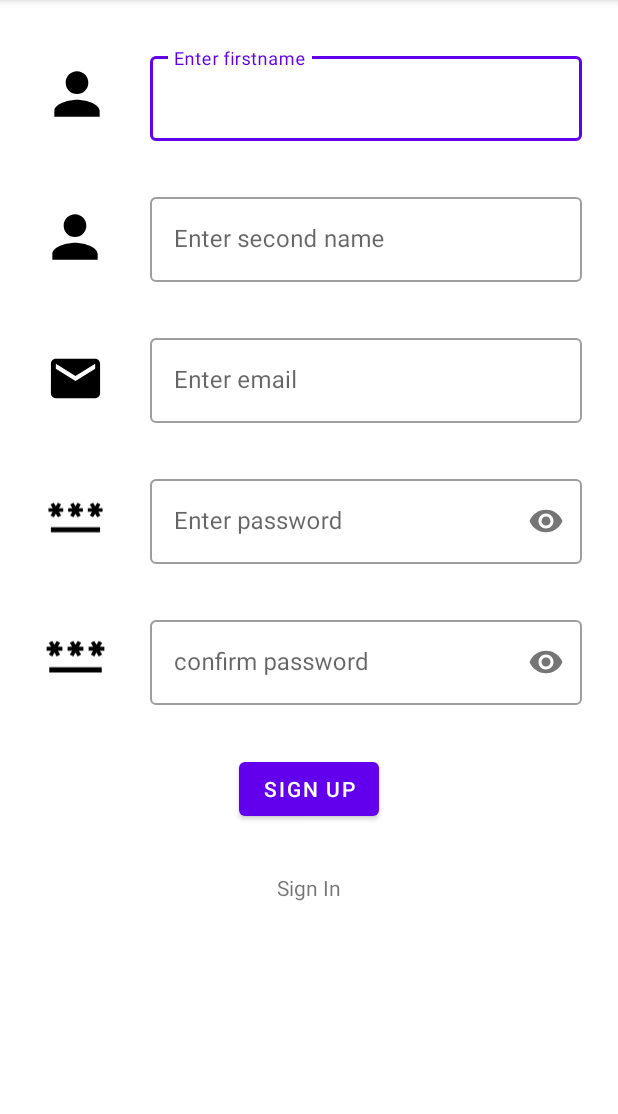
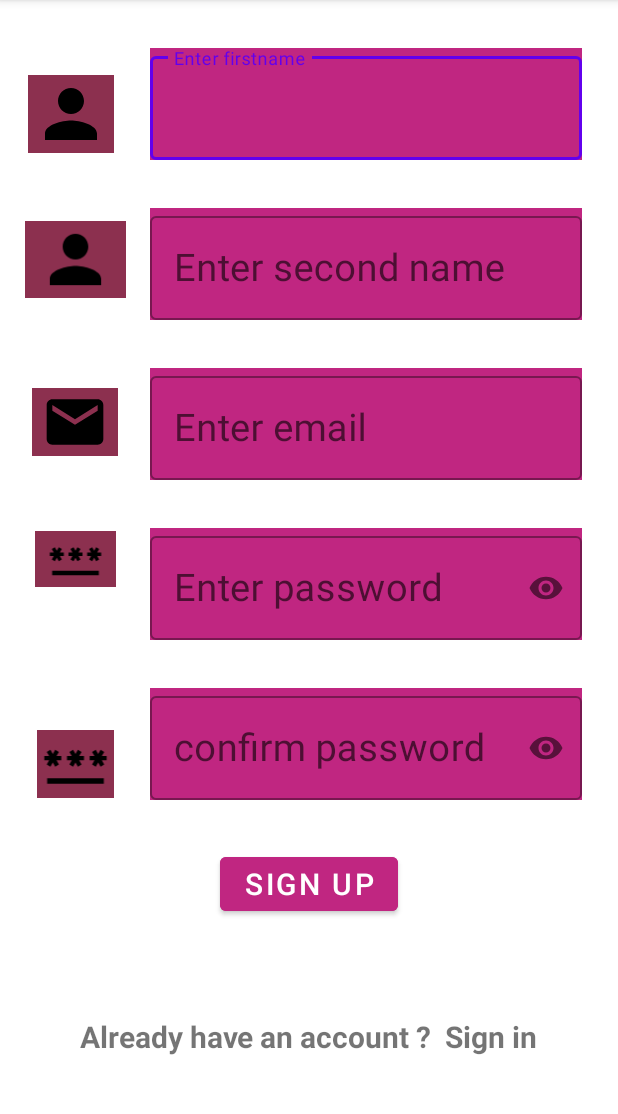
Before and after one commit to phelisia/workoutlogin, an Android app: the SignupActivity screen opened directly, with no data from a screen before it, on a phone screen of 412 x 824 dp, the part 84-1198 px from its top. Run offline under Robolectric (Android 15) with nearby library versions, the phone set to English and light mode, and no system bars.

Commit message:
changed  background

```diff
--- a/app/src/main/res/layout/activity_signup.xml
+++ b/app/src/main/res/layout/activity_signup.xml
@@ -4,6 +4,7 @@
     xmlns:tools="http://schemas.android.com/tools"
     android:layout_width="match_parent"
     android:layout_height="match_parent"
+    android:background="#FFFFFF"
     tools:context=".SignupActivity">
 
     <com.google.android.material.textfield.TextInputLayout
@@ -14,6 +15,7 @@
         android:layout_marginStart="100dp"
         android:layout_marginTop="32dp"
         android:layout_marginEnd="24dp"
+        android:background="#C02681"
         app:layout_constraintEnd_toEndOf="parent"
         app:layout_constraintStart_toStartOf="parent"
         app:layout_constraintTop_toTopOf="parent">
@@ -22,8 +24,12 @@
             android:id="@+id/etFirstname"
             android:layout_width="match_parent"
             android:layout_height="wrap_content"
+            android:elegantTextHeight="false"
             android:hint="@string/enter_firstname"
-            android:inputType="text" />
+            android:inputType="text"
+            android:textColor="#EDE1E1"
+            android:textSize="25sp"
+            android:textStyle="normal" />
     </com.google.android.material.textfield.TextInputLayout>
 
     <com.google.android.material.textfield.TextInputLayout
@@ -34,6 +40,7 @@
         android:layout_marginStart="100dp"
         android:layout_marginTop="32dp"
         android:layout_marginEnd="24dp"
+        android:background="#C02681"
         app:layout_constraintEnd_toEndOf="parent"
         app:layout_constraintStart_toStartOf="parent"
         app:layout_constraintTop_toBottomOf="@+id/tilFirstname">
@@ -43,7 +50,8 @@
             android:layout_width="match_parent"
             android:layout_height="wrap_content"
             android:hint="@string/enter_second_namee"
-            android:inputType="text" />
+            android:inputType="text"
+            android:textSize="25sp" />
     </com.google.android.material.textfield.TextInputLayout>
 
     <com.google.android.material.textfield.TextInputLayout
@@ -54,6 +62,7 @@
         android:layout_marginStart="100dp"
         android:layout_marginTop="32dp"
         android:layout_marginEnd="24dp"
+        android:background="#C02681"
         app:layout_constraintEnd_toEndOf="parent"
         app:layout_constraintStart_toStartOf="parent"
         app:layout_constraintTop_toBottomOf="@+id/tilSecondname"
@@ -65,6 +74,7 @@
             android:layout_height="wrap_content"
             android:hint="@string/enter_emaill"
             android:inputType="text"
+            android:textSize="25sp"
             app:textInputLayoutFocusedRectEnabled="false" />
     </com.google.android.material.textfield.TextInputLayout>
 
@@ -76,6 +86,7 @@
         android:layout_marginStart="100dp"
         android:layout_marginTop="32dp"
         android:layout_marginEnd="24dp"
+        android:background="#C02681"
         app:layout_constraintEnd_toEndOf="parent"
         app:layout_constraintStart_toStartOf="parent"
         app:layout_constraintTop_toBottomOf="@+id/tilEmail"
@@ -86,7 +97,8 @@
             android:layout_width="match_parent"
             android:layout_height="wrap_content"
             android:hint="@string/enter_passwordd"
-            android:inputType="textPassword" />
+            android:inputType="textPassword"
+            android:textSize="25sp" />
     </com.google.android.material.textfield.TextInputLayout>
 
     <com.google.android.material.textfield.TextInputLayout
@@ -97,6 +109,7 @@
         android:layout_marginStart="100dp"
         android:layout_marginTop="32dp"
         android:layout_marginEnd="24dp"
+        android:background="#C02681"
         app:layout_constraintEnd_toEndOf="parent"
         app:layout_constraintStart_toStartOf="parent"
         app:layout_constraintTop_toBottomOf="@+id/tilPassword"
@@ -107,7 +120,8 @@
             android:layout_width="match_parent"
             android:layout_height="wrap_content"
             android:hint="@string/confirm_password"
-            android:inputType="textPassword" />
+            android:inputType="textPassword"
+            android:textSize="25sp" />
     </com.google.android.material.textfield.TextInputLayout>
 
     <Button
@@ -117,7 +131,9 @@
         android:layout_marginStart="24dp"
         android:layout_marginTop="32dp"
         android:layout_marginEnd="24dp"
+        android:backgroundTint="#C02681"
         android:text="Sign Up"
+        android:textSize="20sp"
         app:layout_constraintEnd_toEndOf="parent"
         app:layout_constraintStart_toStartOf="parent"
         app:layout_constraintTop_toBottomOf="@+id/tilConfirmpassword" />
@@ -129,20 +145,23 @@
         android:layout_marginStart="24dp"
         android:layout_marginTop="32dp"
         android:layout_marginEnd="24dp"
-        android:text="Sign In"
+        android:layout_marginBottom="32dp"
+        android:text="Already have an account ?  Sign in"
+        android:textSize="20sp"
+        android:textStyle="bold"
+        app:layout_constraintBottom_toBottomOf="parent"
         app:layout_constraintEnd_toEndOf="parent"
         app:layout_constraintStart_toStartOf="parent"
         app:layout_constraintTop_toBottomOf="@+id/btnSignup" />
 
     <ImageView
         android:id="@+id/imageView"
-        android:layout_width="49dp"
-        android:layout_height="45dp"
+        android:layout_width="57dp"
+        android:layout_height="52dp"
         android:layout_marginStart="24dp"
-        android:layout_marginTop="40dp"
+        android:layout_marginTop="50dp"
         android:layout_marginEnd="24dp"
-        android:layout_marginBottom="32dp"
-        app:layout_constraintBottom_toTopOf="@+id/imageView2"
+        android:background="#8C304F"
         app:layout_constraintEnd_toStartOf="@+id/tilFirstname"
         app:layout_constraintHorizontal_bias="1.0"
         app:layout_constraintStart_toStartOf="parent"
@@ -151,11 +170,14 @@
 
     <ImageView
         android:id="@+id/imageView2"
-        android:layout_width="57dp"
-        android:layout_height="45dp"
+        android:layout_width="67dp"
+        android:layout_height="51dp"
         android:layout_marginStart="24dp"
-        android:layout_marginTop="50dp"
+        android:layout_marginTop="45dp"
         android:layout_marginEnd="24dp"
+        android:layout_marginBottom="40dp"
+        android:background="#8C304F"
+        app:layout_constraintBottom_toTopOf="@+id/imageView3"
         app:layout_constraintEnd_toStartOf="@+id/tilSecondname"
         app:layout_constraintStart_toStartOf="parent"
         app:layout_constraintTop_toBottomOf="@+id/imageView"
@@ -163,11 +185,12 @@
 
     <ImageView
         android:id="@+id/imageView3"
-        android:layout_width="39dp"
-        android:layout_height="43dp"
+        android:layout_width="57dp"
+        android:layout_height="45dp"
         android:layout_marginStart="24dp"
-        android:layout_marginTop="50dp"
+        android:layout_marginTop="60dp"
         android:layout_marginEnd="24dp"
+        android:background="#8C304F"
         app:layout_constraintEnd_toStartOf="@+id/tilEmail"
         app:layout_constraintStart_toStartOf="parent"
         app:layout_constraintTop_toBottomOf="@+id/imageView2"
@@ -175,11 +198,12 @@
 
     <ImageView
         android:id="@+id/imageView4"
-        android:layout_width="39dp"
-        android:layout_height="40dp"
+        android:layout_width="54dp"
+        android:layout_height="37dp"
         android:layout_marginStart="24dp"
-        android:layout_marginTop="49dp"
+        android:layout_marginTop="50dp"
         android:layout_marginEnd="24dp"
+        android:background="#8C304F"
         app:layout_constraintEnd_toStartOf="@+id/tilPassword"
         app:layout_constraintStart_toStartOf="parent"
         app:layout_constraintTop_toBottomOf="@+id/imageView3"
@@ -187,11 +211,13 @@
 
     <ImageView
         android:id="@+id/imageView5"
-        android:layout_width="42dp"
+        android:layout_width="51dp"
         android:layout_height="45dp"
         android:layout_marginStart="24dp"
-        android:layout_marginTop="50dp"
         android:layout_marginEnd="24dp"
+        android:layout_marginBottom="50dp"
+        android:background="#8C304F"
+        app:layout_constraintBottom_toTopOf="@+id/tvSignin"
         app:layout_constraintEnd_toStartOf="@+id/tilConfirmpassword"
         app:layout_constraintStart_toStartOf="parent"
         app:layout_constraintTop_toBottomOf="@+id/imageView4"
```
